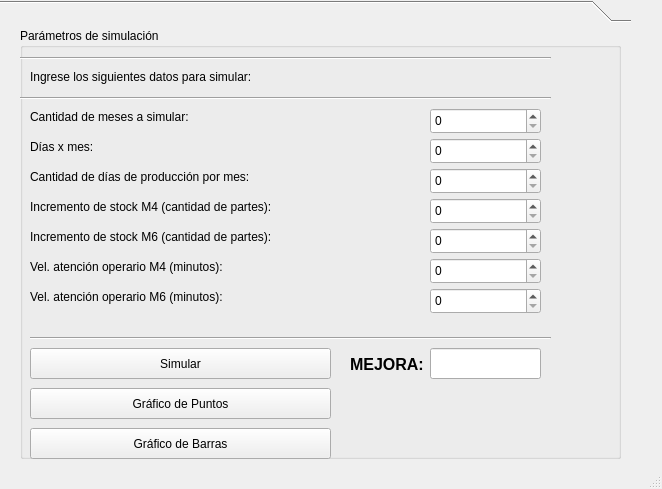
Above: window.ui from brunohughes/MyS-FabricaDeMesas before the change. Below: the same form after it.
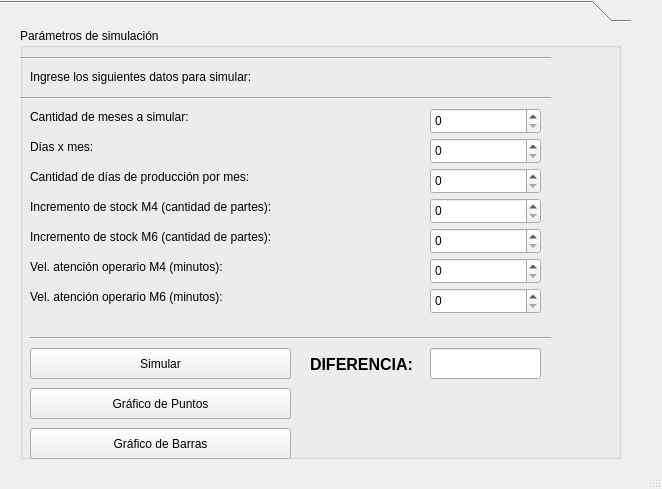
That is the form after the change.

Commit message: Se modifica Mejora por Diferencia y se cambia la logica de los colores

Patch:
```diff
--- a/window.ui
+++ b/window.ui
@@ -255,7 +255,7 @@
         <rect>
          <x>10</x>
          <y>320</y>
-         <width>301</width>
+         <width>261</width>
          <height>31</height>
         </rect>
        </property>
@@ -292,9 +292,9 @@
       <widget class="QLabel" name="label_8">
        <property name="geometry">
         <rect>
-         <x>330</x>
+         <x>290</x>
          <y>326</y>
-         <width>81</width>
+         <width>121</width>
          <height>21</height>
         </rect>
        </property>
@@ -306,7 +306,7 @@
         </font>
        </property>
        <property name="text">
-        <string>&lt;html&gt;&lt;head/&gt;&lt;body&gt;&lt;p&gt;&lt;span style=&quot; font-size:12pt;&quot;&gt;MEJORA:&lt;/span&gt;&lt;/p&gt;&lt;/body&gt;&lt;/html&gt;</string>
+        <string>&lt;html&gt;&lt;head/&gt;&lt;body&gt;&lt;p&gt;&lt;span style=&quot; font-size:12pt;&quot;&gt;DIFERENCIA:&lt;/span&gt;&lt;/p&gt;&lt;/body&gt;&lt;/html&gt;</string>
        </property>
       </widget>
       <widget class="QPushButton" name="btnGraficoDePuntos">
@@ -314,7 +314,7 @@
         <rect>
          <x>10</x>
          <y>360</y>
-         <width>301</width>
+         <width>261</width>
          <height>31</height>
         </rect>
        </property>
@@ -327,7 +327,7 @@
         <rect>
          <x>10</x>
          <y>400</y>
-         <width>301</width>
+         <width>261</width>
          <height>31</height>
         </rect>
        </property>
```
Left out of the diff: 2 changed lines with no effect on the pictures. The commit also changes 2 other files.
